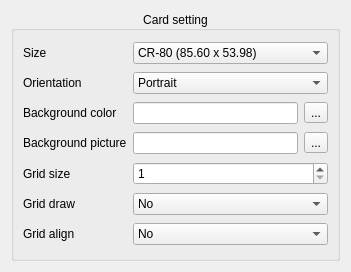
The window that HoruxCardDesigner/cardsetting.ui (BackupTheBerlios/horux-svn) describes before a commit, drawn with Qt 5.
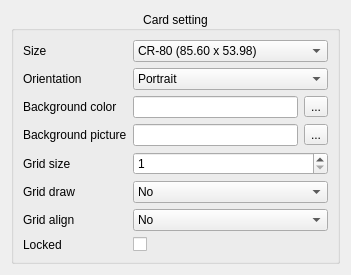
The same window after the commit.

The edit to the form file:
```diff
--- a/HoruxCardDesigner/cardsetting.ui
+++ b/HoruxCardDesigner/cardsetting.ui
@@ -201,6 +201,20 @@
         </item>
        </widget>
       </item>
+      <item row="7" column="0">
+       <widget class="QLabel" name="label_8">
+        <property name="text">
+         <string>Locked</string>
+        </property>
+       </widget>
+      </item>
+      <item row="7" column="1">
+       <widget class="QCheckBox" name="locked">
+        <property name="text">
+         <string/>
+        </property>
+       </widget>
+      </item>
      </layout>
     </widget>
    </item>
```
